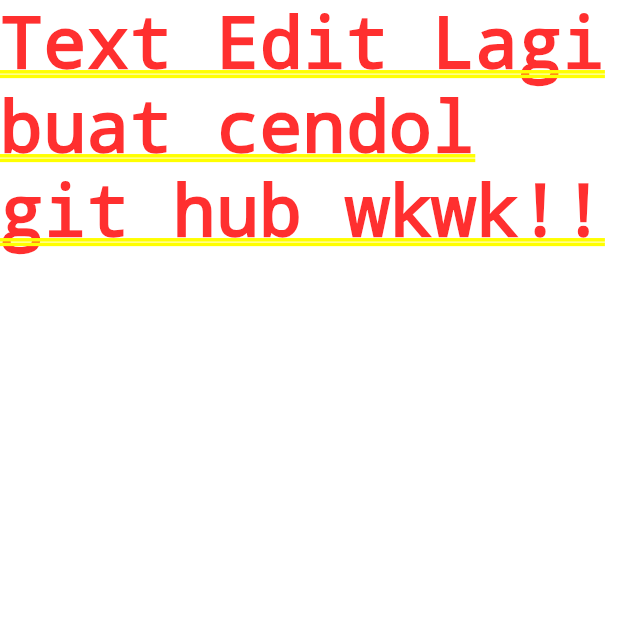
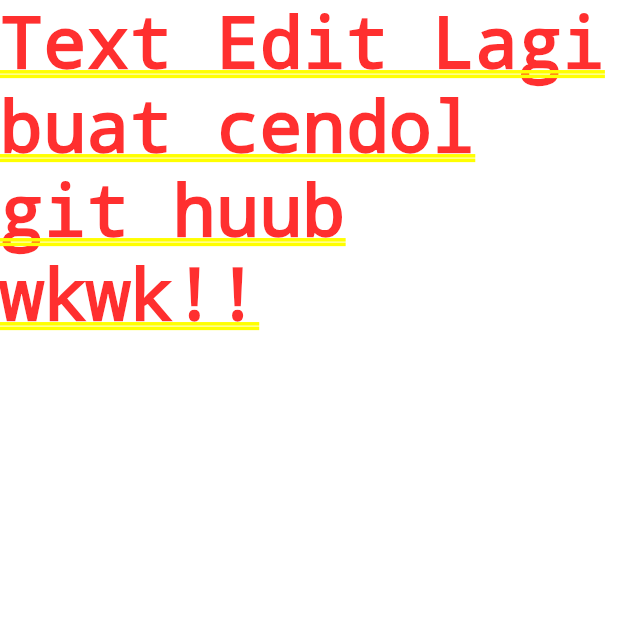
Before and after one commit to fadillaoegi/Dil-findKoss, a Flutter app: the screen it shows after launch, on a phone screen of 412 x 824 dp, the top half of it. Run offline on Flutter 3.47's test engine with Material 2 defaults, Android fonts, the light colour scheme and no system bars.

Commit message:
cendol lagi

```diff
--- a/lib/main.dart
+++ b/lib/main.dart
@@ -13,6 +13,6 @@
         theme: ThemeData(
           primarySwatch: Colors.blue,
         ),
-        home: Text("Text Edit Lagi buat cendol git hub wkwk!!"));
+        home: Text("Text Edit Lagi buat cendol git huub wkwk!!"));
   }
 }
```
